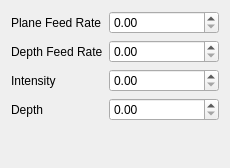
The window that template/uic/path.ui (panzergame/dxfplotter) describes before a commit, drawn with Qt 5.
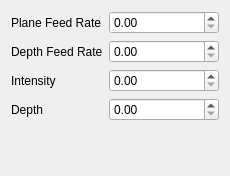
The same window after the commit.

The edit to the form file:
```diff
--- a/template/uic/path.ui
+++ b/template/uic/path.ui
@@ -7,7 +7,7 @@
     <x>0</x>
     <y>0</y>
     <width>230</width>
-    <height>168</height>
+    <height>176</height>
    </rect>
   </property>
   <property name="windowTitle">
```
Left out of the diff: 12 changed lines with no effect on the pictures.
